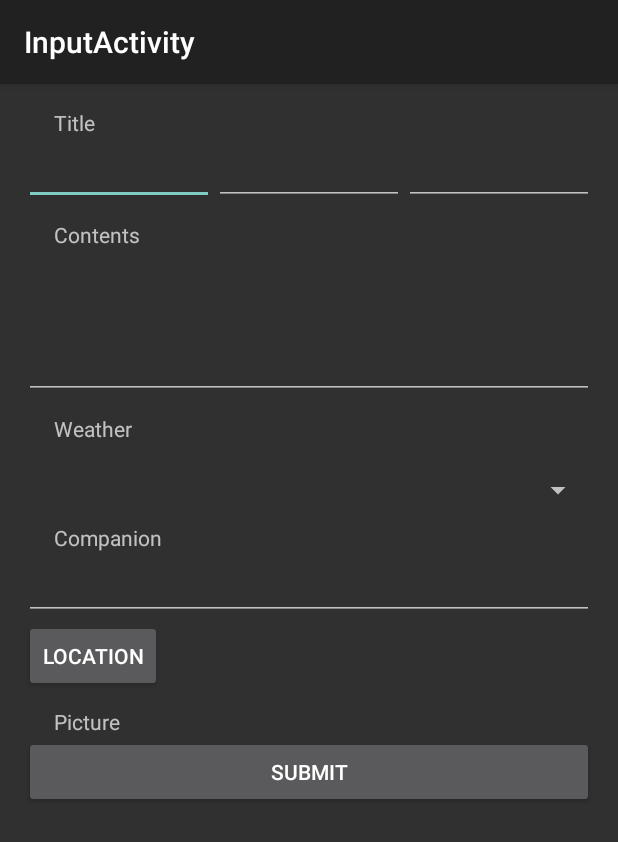
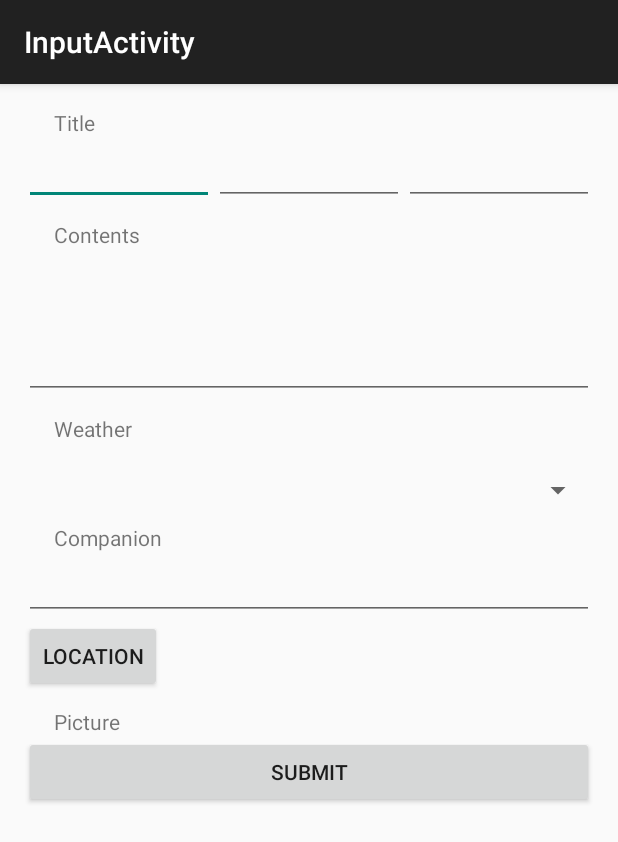
Before and after one commit to suwonsmartapp/TourList, an Android app: the InputActivity screen opened directly, with no data from a screen before it, on a phone screen of 412 x 824 dp. Shown: the top 842 px of the screen. Run offline under Robolectric (Android 15) with nearby library versions, the phone set to English and light mode, and no system bars.

Commit message:
테미수정, 잘못 커밋된 코드 수정

```diff
--- a/app/src/main/java/com/suwonsmartapp/tourlist/InputActivity.java
+++ b/app/src/main/java/com/suwonsmartapp/tourlist/InputActivity.java
@@ -3,12 +3,9 @@ package com.suwonsmartapp.tourlist;
 
 import android.os.Bundle;
 import android.support.v7.app.ActionBarActivity;
-import android.view.View;
-import android.widget.AdapterView;
 import android.widget.EditText;
 
-public class InputActivity extends ActionBarActivity
-        implements AdapterView.OnItemSelectedListener {
+public class InputActivity extends ActionBarActivity {
 
     private EditText mtitleFront;
     private EditText mtitleMiddle;
@@ -27,13 +24,5 @@ public class InputActivity extends ActionBarActivity
 
     }
 
-    @Override
-    public void onItemSelected(AdapterView<?> adapterView, View view, int i, long l) {
 
-    }
-
-    @Override
-    public void onNothingSelected(AdapterView<?> adapterView) {
-
-    }
 }
--- a/app/src/main/res/values/styles.xml
+++ b/app/src/main/res/values/styles.xml
@@ -1,7 +1,7 @@
 <resources>
 
     <!-- Base application theme. -->
-    <style name="AppTheme" parent="Theme.AppCompat">
+    <style name="AppTheme" parent="Theme.AppCompat.Light.DarkActionBar">
         <!-- Customize your theme here. -->
     </style>
 
```
